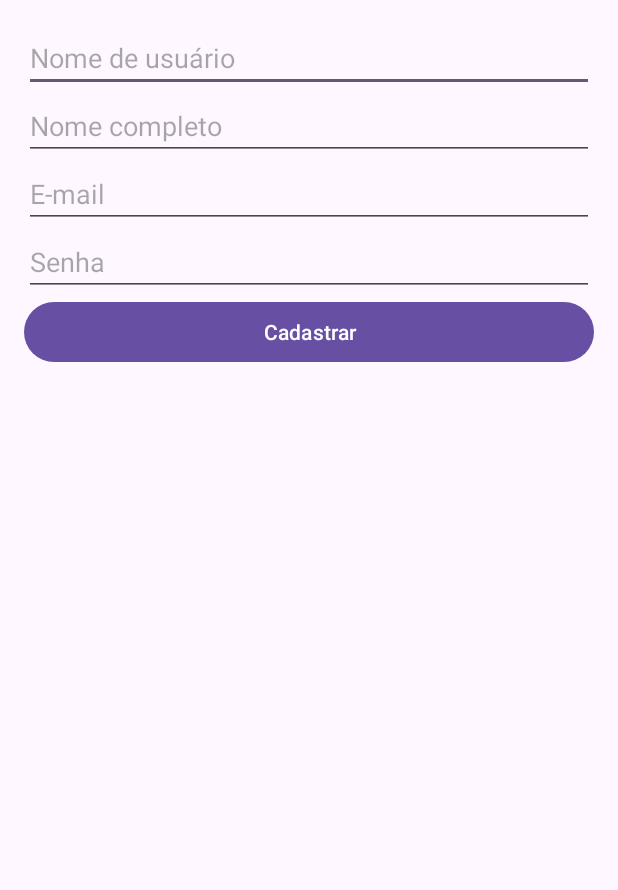
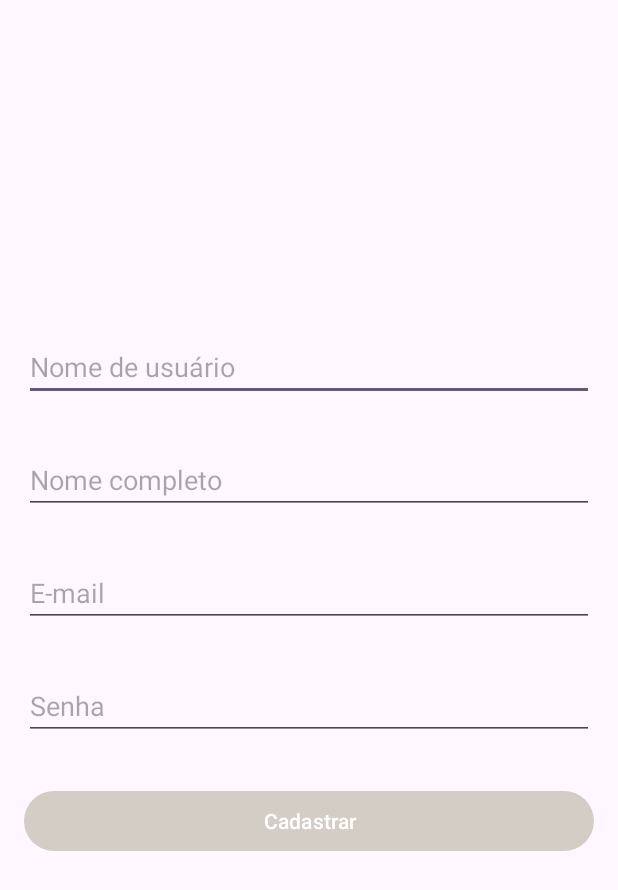
Before and after one commit to Renatoeletronico/Kotlin_SoundSnap, an Android app: the RegisterActivity screen opened directly, with no data from a screen before it, after a tap on "Cadastrar", on a phone screen of 412 x 824 dp. Shown: the top 890 px of the screen. Run offline under Robolectric (Android 15) with nearby library versions, the phone set to English and light mode, and no system bars.

Commit message:
Final 4 semestre

```diff
--- a/app/src/main/java/com/fatecmaua/soundsnap/RegisterActivity.kt
+++ b/app/src/main/java/com/fatecmaua/soundsnap/RegisterActivity.kt
@@ -1,18 +1,16 @@
 package com.fatecmaua.soundsnap
 
 import android.os.Bundle
+import android.util.Log
 import android.widget.Button
 import android.widget.EditText
 import android.widget.Toast
 import androidx.appcompat.app.AppCompatActivity
-import com.fatecmaua.soundsnap.R
 import com.fatecmaua.soundsnap.models.Usuario
 import com.fatecmaua.soundsnap.retrofit.RetrofitClient
 import retrofit2.Call
 import retrofit2.Callback
 import retrofit2.Response
-import retrofit2.Retrofit
-import retrofit2.converter.gson.GsonConverterFactory
 
 class RegisterActivity : AppCompatActivity() {
 
@@ -22,42 +20,64 @@ class RegisterActivity : AppCompatActivity() {
     private lateinit var edtPassword: EditText
     private lateinit var btnRegister: Button
 
-
     override fun onCreate(savedInstanceState: Bundle?) {
         super.onCreate(savedInstanceState)
         setContentView(R.layout.activity_register)
 
+        // Vincula os elementos do layout
         edtUsername = findViewById(R.id.edtUsername)
         edtName = findViewById(R.id.edtName)
         edtEmail = findViewById(R.id.edtEmail)
         edtPassword = findViewById(R.id.edtPassword)
         btnRegister = findViewById(R.id.btnRegister)
 
+        // Configura o listener para o botão de registro
         btnRegister.setOnClickListener {
-            val usuario = Usuario(
-                edtUsername.text.toString(),
-                edtName.text.toString(),
-                edtEmail.text.toString(),
-                edtPassword.text.toString(),
-            )
-
-            registerUser(usuario)
+            if (validateInputs()) {
+                val usuario = Usuario(
+                    usuario = edtUsername.text.toString(),
+                    nome = edtName.text.toString(),
+                    email = edtEmail.text.toString(),
+                    senha = edtPassword.text.toString(),
+                    imagem = ""
+                )
+                registerUser(usuario)
+            }
         }
     }
 
+    private fun validateInputs(): Boolean {
+        if (edtUsername.text.isNullOrBlank() ||
+            edtName.text.isNullOrBlank() ||
+            edtEmail.text.isNullOrBlank() ||
+            edtPassword.text.isNullOrBlank()
+        ) {
+            Toast.makeText(this, "Preencha todos os campos!", Toast.LENGTH_SHORT).show()
+            return false
+        }
+        return true
+    }
+
     private fun registerUser(user: Usuario) {
+        btnRegister.isEnabled = false // Desativa o botão para evitar cliques múltiplos
+
         RetrofitClient.servicosFastAPI.createUser(user).enqueue(object : Callback<Usuario> {
             override fun onResponse(call: Call<Usuario>, response: Response<Usuario>) {
-                if (response.isSuccessful) {
+                btnRegister.isEnabled = true // Reativa o botão após a resposta
+                if (response.isSuccessful || response.code() == 500) {
+                    // Desconsidera o erro 500 e ainda exibe a mensagem de sucesso
                     Toast.makeText(this@RegisterActivity, "Usuário cadastrado com sucesso!", Toast.LENGTH_SHORT).show()
-                    finish()  // Volta para a tela anterior após o sucesso
+                    finish() // Fecha a activity após o sucesso
                 } else {
-                    Toast.makeText(this@RegisterActivity, "Erro no cadastro: ${response.code()}", Toast.LENGTH_SHORT).show()
+                    val errorBody = response.errorBody()?.string()
+                    Toast.makeText(this@RegisterActivity, "Erro: ${response.code()} - $errorBody", Toast.LENGTH_LONG).show()
                 }
             }
 
             override fun onFailure(call: Call<Usuario>, t: Throwable) {
+                btnRegister.isEnabled = true // Reativa o botão em caso de falha
                 Toast.makeText(this@RegisterActivity, "Erro de rede: ${t.message}", Toast.LENGTH_SHORT).show()
+                Log.e("RegisterActivity", "Falha na requisição", t)
             }
         })
     }
--- a/app/src/main/java/com/fatecmaua/soundsnap/servicos/servicosFastAPI.kt
+++ b/app/src/main/java/com/fatecmaua/soundsnap/servicos/servicosFastAPI.kt
@@ -5,6 +5,7 @@ import com.fatecmaua.soundsnap.retrofit.RetrofitClient
 import com.google.gson.JsonObject
 import retrofit2.Call
 import retrofit2.http.*
+
 
 data class LoginRequest(
     val usuario: String,
@@ -16,8 +17,8 @@ interface ServicosFastAPI {
     suspend fun buscarUsuario(@Path("username") username: String): Usuario
 
     // POST para criar um usuário
-    @POST("users")
-    fun createUser(@Body user: Usuario): Call<Usuario>
+    @POST("users/")
+    fun createUser(@Body usuario: Usuario): Call<Usuario>
 
     @POST("login/")
     fun loginUser(@Body loginRequest: LoginRequest): Call<LoginResponse>
--- a/app/src/main/res/layout/activity_register.xml
+++ b/app/src/main/res/layout/activity_register.xml
@@ -3,39 +3,45 @@
     android:orientation="vertical"
     android:padding="16dp"
     android:layout_width="match_parent"
-    android:layout_height="match_parent">
+    android:layout_height="match_parent"
+    android:gravity="center">
 
     <EditText
         android:id="@+id/edtUsername"
         android:hint="Nome de usuário"
         android:layout_width="match_parent"
         android:layout_height="wrap_content"
-        android:inputType="text" />
+        android:inputType="text"
+        android:layout_marginBottom="30dp" />
 
     <EditText
         android:id="@+id/edtName"
         android:hint="Nome completo"
         android:layout_width="match_parent"
         android:layout_height="wrap_content"
-        android:inputType="text" />
+        android:inputType="text"
+        android:layout_marginBottom="30dp" />
 
     <EditText
         android:id="@+id/edtEmail"
         android:hint="E-mail"
         android:layout_width="match_parent"
         android:layout_height="wrap_content"
-        android:inputType="textEmailAddress" />
+        android:inputType="textEmailAddress"
+        android:layout_marginBottom="30dp" />
 
     <EditText
         android:id="@+id/edtPassword"
         android:hint="Senha"
         android:layout_width="match_parent"
         android:layout_height="wrap_content"
-        android:inputType="textPassword" />
+        android:inputType="textPassword"
+        android:layout_marginBottom="30dp" />
 
     <Button
         android:id="@+id/btnRegister"
         android:text="Cadastrar"
         android:layout_width="match_parent"
-        android:layout_height="wrap_content" />
+        android:layout_height="wrap_content"
+        android:layout_marginBottom="30dp" />
 </LinearLayout>
--- a/app/src/main/res/values/colors.xml
+++ b/app/src/main/res/values/colors.xml
@@ -2,6 +2,15 @@
 <resources>
     <color name="black">#FF000000</color>
     <color name="white">#FFFFFFFF</color>
-    <color name="button_background">#d4cdc5</color> <!-- Cor de fundo -->
-    <color name="button_text_color">#191013</color> <!-- Cor da letra -->
+    <color name="button_background">#d4cdc5</color>
+    <color name="button_text_color">#191013</color>
+    <color name="colorPrimary">#d4cdc5</color>
+    <color name="colorPrimaryDark">#3700B3</color>
+    <color name="colorAccent">#191013</color>
+
+    <!-- Cores personalizadas -->
+    <color name="colorBackground">#FFFFFF</color>
+    <color name="colorText">#191013</color>
+    <color name="colorButton">#d4cdc5</color>
+    <color name="colorError">#B00020</color>
 </resources>
--- a/app/src/main/res/values/themes.xml
+++ b/app/src/main/res/values/themes.xml
@@ -1,8 +1,10 @@
 <resources xmlns:tools="http://schemas.android.com/tools">
     <!-- Base application theme. -->
     <style name="Base.Theme.SoundSnap" parent="Theme.Material3.DayNight.NoActionBar">
-        <!-- Customize your light theme here. -->
-        <!-- <item name="colorPrimary">@color/my_light_primary</item> -->
+        <item name="colorPrimary">@color/colorPrimary</item>
+        <item name="colorPrimaryVariant">@color/colorPrimaryDark</item>
+        <item name="colorOnPrimary">@android:color/white</item>
+        <item name="android:textColor">@color/colorText</item>
     </style>
 
     <style name="Theme.SoundSnap" parent="Base.Theme.SoundSnap" />
```
